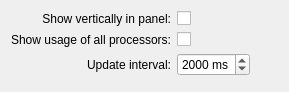
Before: the Qt Designer form applets/systemloadviewer/generalconfig.ui in KDE/kdeplasma-addons, drawn with Qt 5.
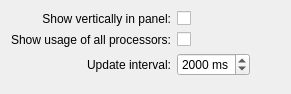
After: the same form once the commit is applied. Custom widgets are drawn as their Qt base class.

```diff
--- a/applets/systemloadviewer/generalconfig.ui
+++ b/applets/systemloadviewer/generalconfig.ui
@@ -6,8 +6,8 @@
    <rect>
     <x>0</x>
     <y>0</y>
-    <width>275</width>
-    <height>92</height>
+    <width>291</width>
+    <height>94</height>
    </rect>
   </property>
   <property name="windowTitle">
```
Left out of the diff: 9 changed lines with no effect on the pictures.
